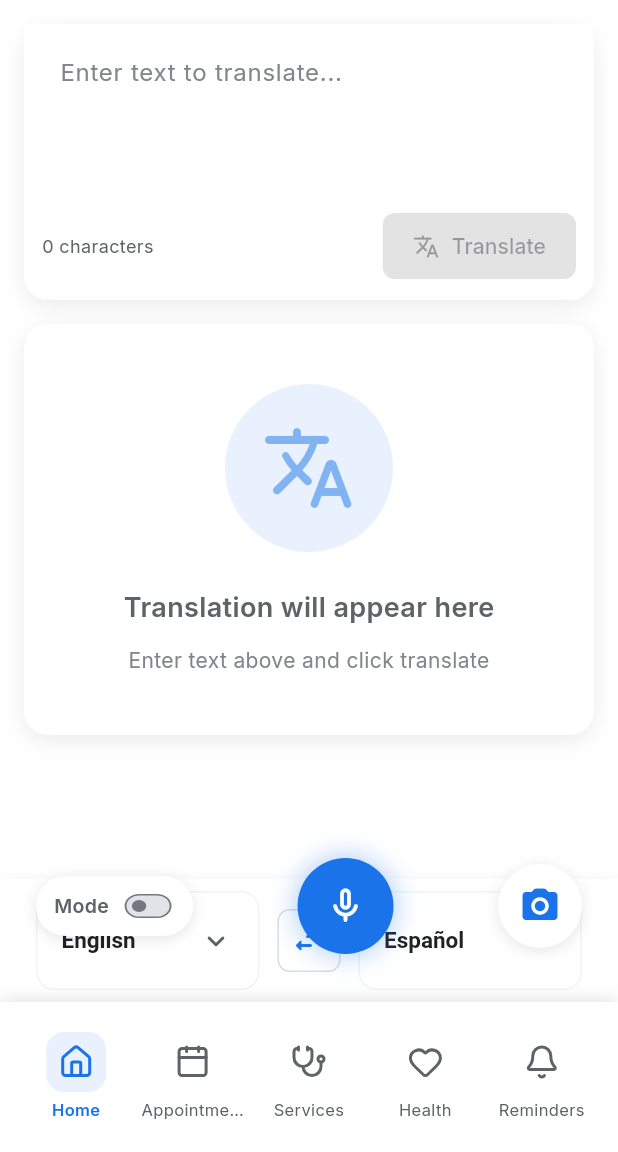
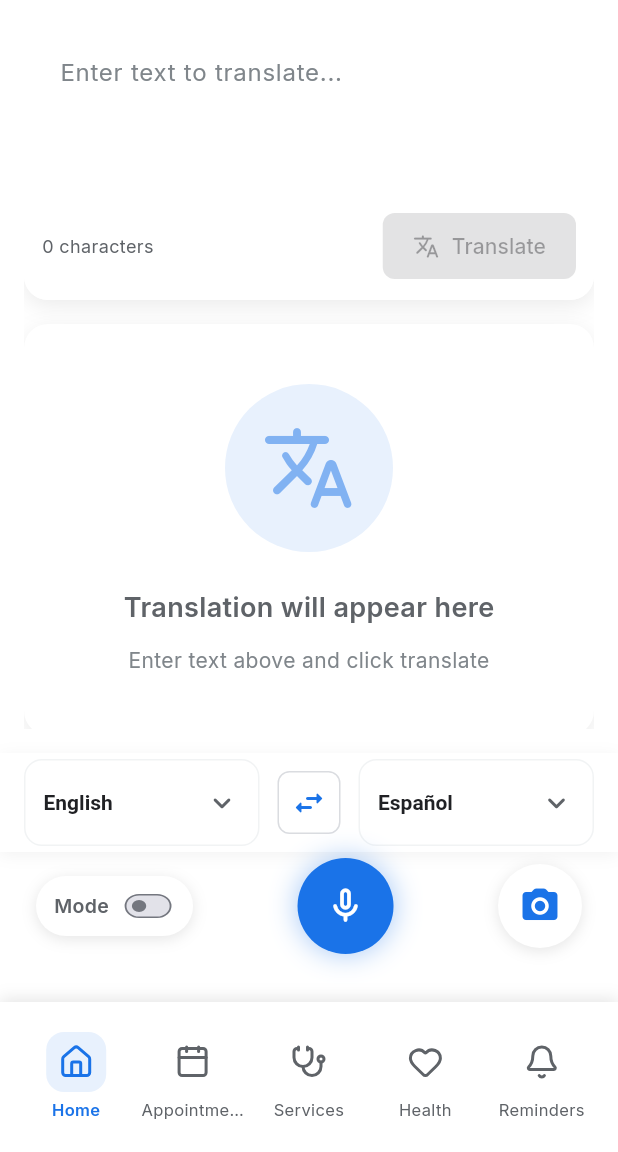
Before and after one commit to Kingmaker-RK/Medicus1, a Flutter app: the TranslationScreen screen opened by its route, on a phone screen of 412 x 824 dp, the part 84-1236 px from its top. Run offline on Flutter 3.47's test engine with Material 3 defaults, Android fonts, the phone set to English and light mode, and no system bars; our stand-ins replace dio, firebase_auth, firebase_core, flutter_tts, go_router, google_fonts and 6 more; missing offline and left inert: deepl_dart; accounts and stored records are empty.

Commit message:
Update translation screen and tests

```diff
--- a/lib/screens/translation_screen.dart
+++ b/lib/screens/translation_screen.dart
@@ -133,6 +133,9 @@ class _TranslationScreenState extends State<TranslationScreen>
           // Medical context section (if available)
           if (translationProvider.currentTranslation != null)
             _buildMedicalContextSection(translationProvider),
+
+          // Add spacing for FAB to prevent collision with language bar
+          const SizedBox(height: 100),
         ],
       ),
       // Floating microphone button
@@ -290,7 +293,7 @@ class _TranslationScreenState extends State<TranslationScreen>
     UserProvider userProvider,
   ) {
     return Container(
-      padding: const EdgeInsets.symmetric(horizontal: 24, vertical: 8),
+      padding: const EdgeInsets.symmetric(horizontal: 16, vertical: 4),
       decoration: BoxDecoration(
         color: Colors.white,
         boxShadow: [
@@ -406,7 +409,7 @@ class _TranslationScreenState extends State<TranslationScreen>
     required ValueChanged<String?> onChanged,
   }) {
     return Container(
-      padding: const EdgeInsets.symmetric(horizontal: 16, vertical: 8),
+      padding: const EdgeInsets.symmetric(horizontal: 12, vertical: 4),
       decoration: BoxDecoration(
         color: AppColors.inputBackground,
         borderRadius: BorderRadius.circular(12),
@@ -421,7 +424,7 @@ class _TranslationScreenState extends State<TranslationScreen>
           color: AppColors.textSecondary,
         ),
         style: TextStyle(
-          fontSize: 15,
+          fontSize: 14,
           fontWeight: FontWeight.w600,
           color: AppColors.textPrimary,
         ),
@@ -614,7 +617,7 @@ class _TranslationScreenState extends State<TranslationScreen>
                   controller: _outputController,
                   readOnly: true,
                   maxLines: null,
-                  minLines: 3,
+                  minLines: 2,
                   style: const TextStyle(
                     fontSize: 16,
                     height: 1.5,
@@ -622,7 +625,7 @@ class _TranslationScreenState extends State<TranslationScreen>
                   ),
                   decoration: const InputDecoration(
                     border: InputBorder.none,
-                    contentPadding: EdgeInsets.all(20),
+                    contentPadding: EdgeInsets.all(16),
                   ),
                 ),
 
```
Also changed, not shown: 1 other file.
